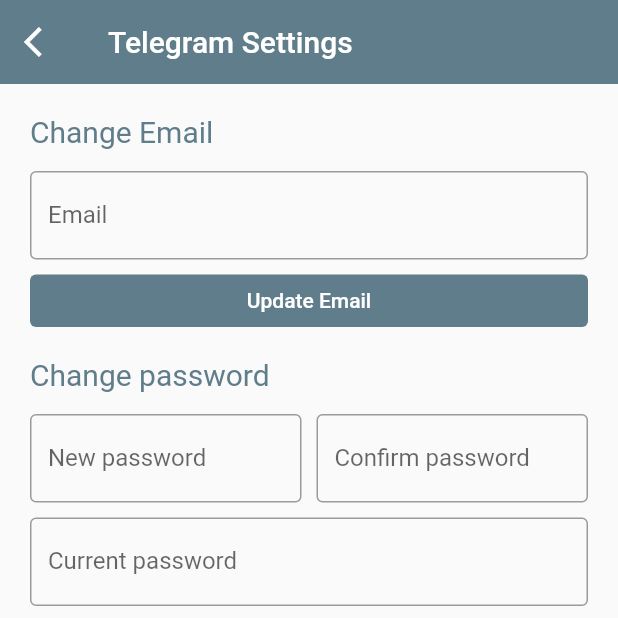
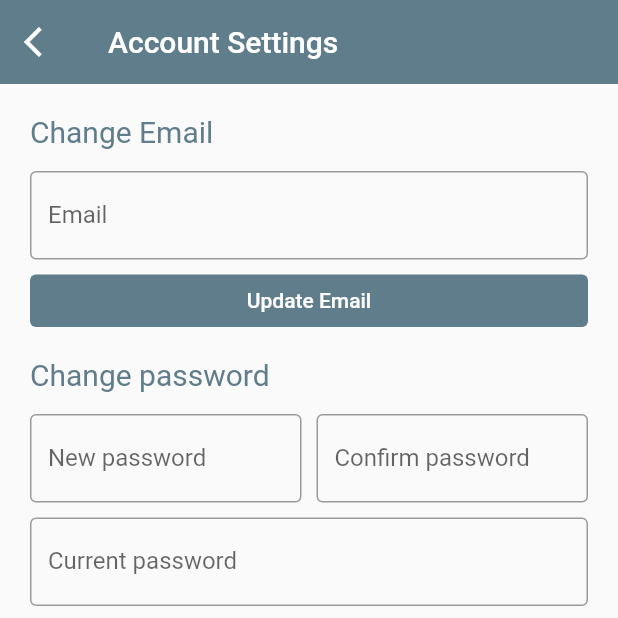
Before and after one commit to tfasoft/mobile-app, a Flutter app: the SecuritySettings screen opened directly, on a phone screen of 412 x 824 dp, the top half of it. Run offline on Flutter 3.47's test engine with Material 2 defaults, Android fonts, the phone set to English and light mode, and no system bars; our stand-ins replace dio; missing offline and left inert: clipboard.

Commit message:
Fix appbar text

```diff
--- a/lib/app/screens/home/settings/security_settigns.dart
+++ b/lib/app/screens/home/settings/security_settigns.dart
@@ -38,7 +38,7 @@ class _SecuritySettingsState extends State<SecuritySettings> {
           icon: const Icon(Icons.arrow_back_ios),
           onPressed: () => Navigator.pop(context),
         ),
-        title: const Text("Telegram Settings"),
+        title: const Text("Account Settings"),
         elevation: 0,
       ),
       body: Padding(
```
